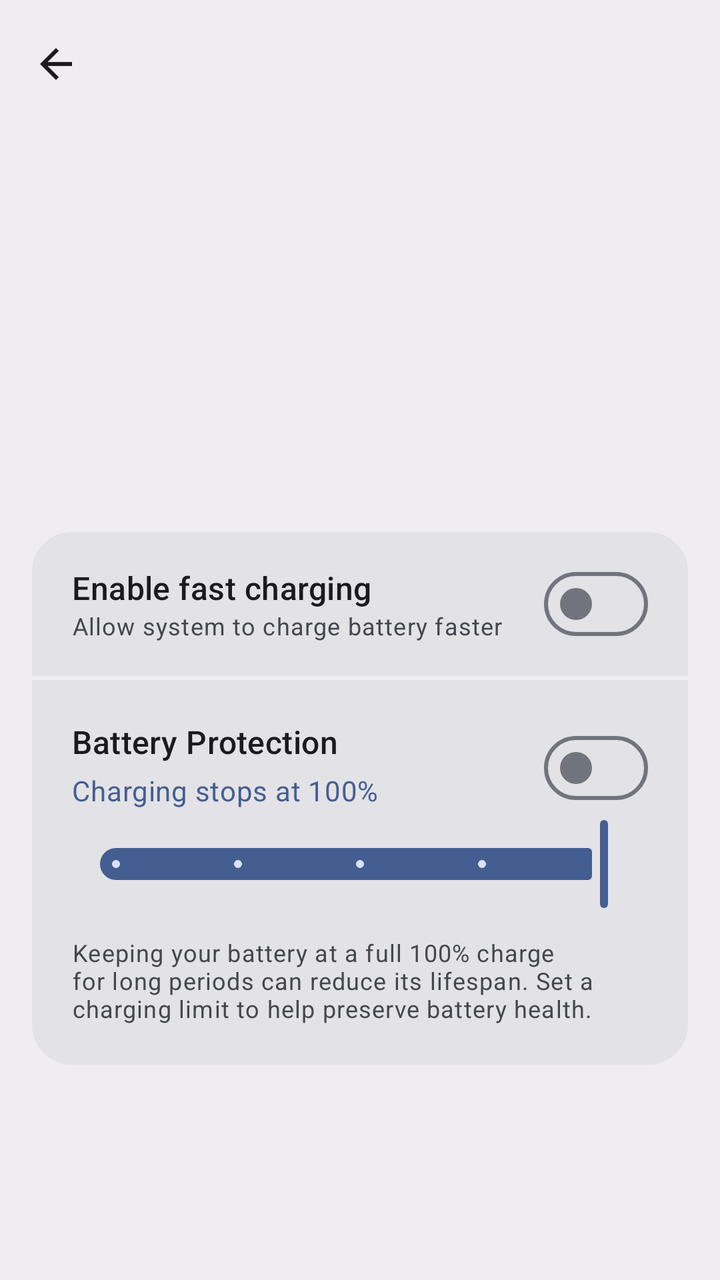
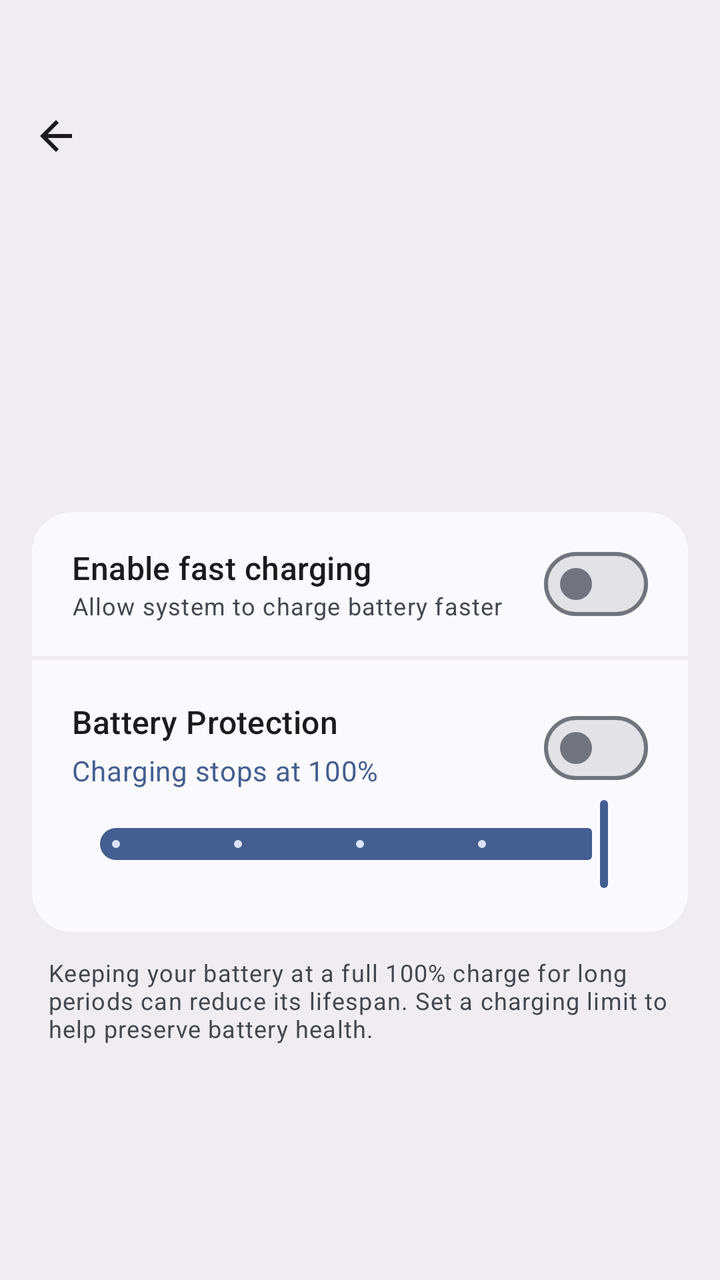

Screens rendered from an Android XML layout before and after an edit, with the pre-edit source and the edit as a unified diff.
<!-- AndroidManifest.xml: application theme Theme.SamsungParts -->
<!-- res/layout/activity_battery.xml -->
<?xml version="1.0" encoding="utf-8"?>


<androidx.coordinatorlayout.widget.CoordinatorLayout
    xmlns:android="http://schemas.android.com/apk/res/android"
    xmlns:app="http://schemas.android.com/apk/res-auto"
    android:layout_width="match_parent"
    android:background="?attr/colorSurfaceContainer"
    android:layout_height="match_parent">


    

    <com.google.android.material.appbar.AppBarLayout
        android:id="@+id/appbar"
        android:layout_width="match_parent"
        android:layout_height="250dp"
        android:fitsSystemWindows="true"
        android:background="?attr/colorSurfaceContainer">

        <com.google.android.material.appbar.CollapsingToolbarLayout
            android:id="@+id/collapsingToolbar"
            android:layout_width="match_parent"
            android:layout_height="match_parent"
            android:fitsSystemWindows="true"
            app:contentScrim="?attr/colorSurfaceContainer"
            app:expandedTitleMarginStart="24dp"
            app:expandedTitleMarginBottom="80dp"
            app:expandedTitleTextAppearance="@style/TextAppearance.Material3.DisplaySmall"
            app:collapsedTitleTextAppearance="@style/TextAppearance.Material3.TitleLarge">

            <com.google.android.material.appbar.MaterialToolbar
                android:id="@+id/toolbar"
                android:layout_width="match_parent"
                android:layout_height="?attr/actionBarSize"
                android:background="@android:color/transparent"
                app:layout_collapseMode="pin"
                app:navigationIcon="@drawable/ic_back_mtr"/>


        </com.google.android.material.appbar.CollapsingToolbarLayout>

    </com.google.android.material.appbar.AppBarLayout>



    <androidx.core.widget.NestedScrollView
        android:layout_width="match_parent"
        android:layout_height="match_parent"
        app:layout_behavior="@string/appbar_scrolling_view_behavior">


        <LinearLayout
            android:layout_width="match_parent"
            android:layout_height="wrap_content"
            android:layout_margin="16dp"
            android:orientation="vertical">


            

            <RelativeLayout
                android:layout_width="match_parent"
                android:layout_height="72dp"
                android:background="@drawable/settings_top"
                android:paddingStart="20dp"
                android:paddingEnd="20dp">


                <LinearLayout
                    android:layout_width="wrap_content"
                    android:layout_height="match_parent"
                    android:gravity="center_vertical"
                    android:orientation="vertical">


                    <TextView
                        android:layout_width="wrap_content"
                        android:layout_height="wrap_content"
                        android:text="@string/fast_charging_title"
                        android:textAppearance="?attr/textAppearanceTitleMedium"/>


                    <TextView
                        android:layout_width="wrap_content"
                        android:layout_height="wrap_content"
                        android:text="@string/fast_charging_summery"
                        android:textAppearance="?attr/textAppearanceBodySmall"
                        android:textColor="?attr/colorOnSurfaceVariant"/>


                </LinearLayout>



                <com.google.android.material.materialswitch.MaterialSwitch
                    android:id="@+id/fastCharging"
                    android:layout_width="wrap_content"
                    android:layout_height="wrap_content"
                    android:layout_alignParentEnd="true"
                    android:layout_centerVertical="true"/>


            </RelativeLayout>



            

            <View
                android:layout_width="match_parent"
                android:layout_height="2dp"
                android:background="?attr/colorSurfaceContainer"/>



            

            <LinearLayout
                android:layout_width="match_parent"
                android:layout_height="wrap_content"
                android:background="@drawable/settings_bottom"
                android:orientation="vertical"
                android:padding="20dp">



                <RelativeLayout
                    android:layout_width="match_parent"
                    android:layout_height="wrap_content">


                    <LinearLayout
                        android:layout_width="wrap_content"
                        android:layout_height="wrap_content"
                        android:orientation="vertical">


                        <TextView
                            android:layout_width="wrap_content"
                            android:layout_height="wrap_content"
                            android:text="@string/protect_battery_title"
                            android:textAppearance="?attr/textAppearanceTitleMedium"/>


                        <TextView
                            android:id="@+id/protectionSummary"
                            android:layout_width="wrap_content"
                            android:layout_height="wrap_content"
                            android:layout_marginTop="4dp"
                            android:text="Charging stops at 100%"
                            android:textAppearance="?attr/textAppearanceBodyMedium"
                            android:textColor="?attr/colorPrimary"/>


                    </LinearLayout>



                    <com.google.android.material.materialswitch.MaterialSwitch
                        android:id="@+id/batteryProtectionSwitch"
                        android:layout_width="wrap_content"
                        android:layout_height="wrap_content"
                        android:layout_alignParentEnd="true"
                        android:layout_centerVertical="true"/>


                </RelativeLayout>

                <com.google.android.material.slider.Slider
                    android:id="@+id/protectionSlider"
                    android:layout_width="match_parent"
                    android:layout_height="wrap_content"
                    android:valueFrom="80"
                    android:valueTo="100"
                    android:value="100"
                    android:stepSize="5"/>

                <TextView
                    android:id="@+id/protectionDescription"
                    android:layout_width="match_parent"
                    android:layout_height="wrap_content"
                    android:layout_marginTop="12dp"
                    android:text="@string/protect_battery_hint"
                    android:textAppearance="?attr/textAppearanceBodySmall"
                    android:textColor="?attr/colorOnSurfaceVariant"/>


            </LinearLayout>


        </LinearLayout>


    </androidx.core.widget.NestedScrollView>


</androidx.coordinatorlayout.widget.CoordinatorLayout>
<!-- resources referenced by this layout -->
<resources>
  <!-- drawable ic_back_mtr (drawable) -->
  <vector xmlns:android="http://schemas.android.com/apk/res/android"
      android:width="24dp"
      android:height="24dp"
      android:viewportWidth="24"
      android:viewportHeight="24">
  
      <path
          android:fillColor="?attr/colorOnSurface"
          android:pathData="M20,11H7.83l5.59,-5.59L12,4l-8,8 8,8 1.41,-1.41L7.83,13H20v-2z"/>
  
  </vector>
  <!-- drawable settings_bottom (drawable) -->
  <shape xmlns:android="http://schemas.android.com/apk/res/android">
      <solid android:color="?attr/colorSurfaceContainerHighest"/>
  
      <corners
          android:bottomLeftRadius="20dp"
          android:bottomRightRadius="20dp"/>
  </shape>
  <!-- drawable settings_top (drawable) -->
  <shape xmlns:android="http://schemas.android.com/apk/res/android">
      <solid android:color="?attr/colorSurfaceContainerHighest"/>
  
      <corners
          android:topLeftRadius="20dp"
          android:topRightRadius="20dp"/>
  
      <padding
          android:left="0dp"
          android:top="0dp"
          android:right="0dp"
          android:bottom="0dp"/>
  </shape>
  <string name="fast_charging_summery">Allow system to charge battery faster</string>
  <string name="fast_charging_title">Enable fast charging</string>
  <string name="protect_battery_hint">Keeping your battery at a full 100% charge for long periods can reduce its lifespan. Set a charging limit to help preserve battery health.</string>
  <string name="protect_battery_title">Battery Protection</string>
  <style name="Theme.SamsungParts" parent="Theme.Material3.DynamicColors.Light.NoActionBar" />
</resources>

<!-- the commit's change to res/layout/activity_battery.xml (unified diff, before → after) -->
@@ -9,46 +9,42 @@
     android:layout_height="match_parent">
 
 
-    
-
     <com.google.android.material.appbar.AppBarLayout
-        android:id="@+id/appbar"
         android:layout_width="match_parent"
-        android:layout_height="250dp"
-        android:fitsSystemWindows="true"
-        android:background="?attr/colorSurfaceContainer">
+        android:layout_height="200dp"
+        android:layout_marginTop="40dp"
+        android:background="?attr/colorSurfaceContainer"
+        app:liftOnScroll="true">
 
         <com.google.android.material.appbar.CollapsingToolbarLayout
             android:id="@+id/collapsingToolbar"
             android:layout_width="match_parent"
             android:layout_height="match_parent"
-            android:fitsSystemWindows="true"
+            app:layout_scrollFlags="scroll|exitUntilCollapsed"
+            app:titleCollapseMode="fade"
             app:contentScrim="?attr/colorSurfaceContainer"
             app:expandedTitleMarginStart="24dp"
-            app:expandedTitleMarginBottom="80dp"
+            app:expandedTitleMarginBottom="10dp"
             app:expandedTitleTextAppearance="@style/TextAppearance.Material3.DisplaySmall"
             app:collapsedTitleTextAppearance="@style/TextAppearance.Material3.TitleLarge">
 
             <com.google.android.material.appbar.MaterialToolbar
                 android:id="@+id/toolbar"
                 android:layout_width="match_parent"
-                android:layout_height="?attr/actionBarSize"
-                android:background="@android:color/transparent"
-                app:layout_collapseMode="pin"
-                app:navigationIcon="@drawable/ic_back_mtr"/>
-
+                android:layout_height="56dp"
+                android:background="?attr/colorSurfaceContainer"
+                app:navigationIcon="@drawable/ic_back_mtr"
+                app:layout_collapseMode="pin"/>
 
         </com.google.android.material.appbar.CollapsingToolbarLayout>
 
     </com.google.android.material.appbar.AppBarLayout>
 
-
-
     <androidx.core.widget.NestedScrollView
         android:layout_width="match_parent"
         android:layout_height="match_parent"
+        android:fillViewport="true"
         app:layout_behavior="@string/appbar_scrolling_view_behavior">
-
 
         <LinearLayout
             android:layout_width="match_parent"
@@ -176,18 +172,17 @@
                     android:value="100"
                     android:stepSize="5"/>
 
-                <TextView
-                    android:id="@+id/protectionDescription"
-                    android:layout_width="match_parent"
-                    android:layout_height="wrap_content"
-                    android:layout_marginTop="12dp"
-                    android:text="@string/protect_battery_hint"
-                    android:textAppearance="?attr/textAppearanceBodySmall"
-                    android:textColor="?attr/colorOnSurfaceVariant"/>
-
 
             </LinearLayout>
-
+            <TextView
+                android:id="@+id/protectionDescription"
+                android:layout_width="match_parent"
+                android:layout_height="wrap_content"
+                android:layout_marginStart="8dp"
+                android:layout_marginTop="12dp"
+                android:text="@string/protect_battery_hint"
+                android:textAppearance="?attr/textAppearanceBodySmall"
+                android:textColor="?attr/colorOnSurfaceVariant"/>
 
         </LinearLayout>
 
<!-- resource entries referenced after the edit -->
@@ -14,7 +14,7 @@
   </vector>
   <!-- drawable settings_bottom (drawable) -->
   <shape xmlns:android="http://schemas.android.com/apk/res/android">
-      <solid android:color="?attr/colorSurfaceContainerHighest"/>
+      <solid android:color="?attr/colorSurfaceBright"/>
   
       <corners
           android:bottomLeftRadius="20dp"
@@ -22,7 +22,7 @@
   </shape>
   <!-- drawable settings_top (drawable) -->
   <shape xmlns:android="http://schemas.android.com/apk/res/android">
-      <solid android:color="?attr/colorSurfaceContainerHighest"/>
+      <solid android:color="?attr/colorSurfaceBright"/>
   
       <corners
           android:topLeftRadius="20dp"
@@ -38,6 +38,11 @@
   <string name="fast_charging_title">Enable fast charging</string>
   <string name="protect_battery_hint">Keeping your battery at a full 100% charge for long periods can reduce its lifespan. Set a charging limit to help preserve battery health.</string>
   <string name="protect_battery_title">Battery Protection</string>
-  <style name="Theme.SamsungParts" parent="Theme.Material3.DynamicColors.Light.NoActionBar" />
+  <style name="Theme.SamsungParts" parent="Theme.Material3.DynamicColors.Light.NoActionBar">
+          <item name="android:statusBarColor">@android:color/transparent</item>
+          <item name="android:navigationBarColor">@android:color/transparent</item>
+          <item name="android:windowLightStatusBar">true</item>
+          <item name="android:windowLightNavigationBar">true</item>
+      </style>
 </resources>
 
